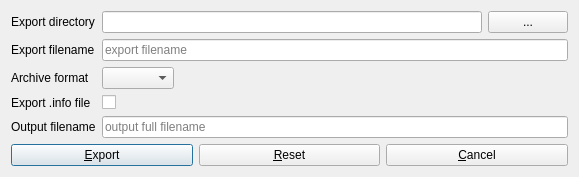
Old version of the form src/ui/DBExportDialog.ui in the repository wnt-zhp/zarlock-cpp.
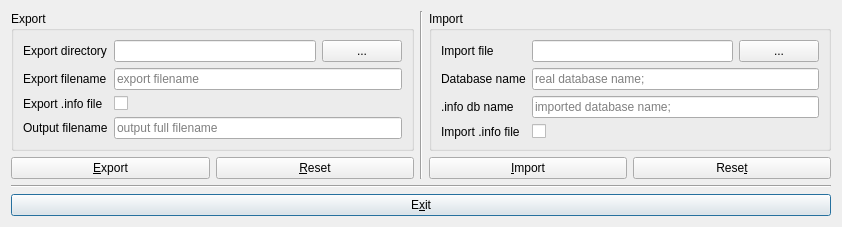
New version of the form.

Commit message: Database Import/Export to/from Zarlok Archive (custom archive format, based on zlib but not openable by external applications) implemented.

The edit to the form file:
```diff
--- a/src/ui/DBExportDialog.ui
+++ b/src/ui/DBExportDialog.ui
@@ -6,13 +6,29 @@
    <rect>
     <x>0</x>
     <y>0</y>
-    <width>579</width>
-    <height>164</height>
+    <width>842</width>
+    <height>213</height>
    </rect>
   </property>
   <property name="windowTitle">
    <string>Database Export Dialog</string>
   </property>
+  <layout class="QGridLayout" name="gridLayout">
+   <item row="3" column="0" colspan="3">
+    <widget class="QPushButton" name="push_exit">
+     <property name="toolTip">
+      <string>Cancel export and back to program</string>
+     </property>
+     <property name="text">
+      <string>E&amp;xit</string>
+     </property>
+    </widget>
+   </item>
+   <item row="0" column="0">
+    <widget class="QGroupBox" name="exp_groupBox">
+     <property name="title">
+      <string>Export</string>
+     </property>
   <layout class="QFormLayout" name="formLayout">
    <property name="fieldGrowthPolicy">
     <enum>QFormLayout::ExpandingFieldsGrow</enum>
@@ -24,6 +40,20 @@
      </property>
     </widget>
    </item>
+      <item row="0" column="1">
+       <layout class="QHBoxLayout" name="exp_horizontalLayout_dir">
+        <item>
+         <widget class="QLineEdit" name="exp_line_dir"/>
+        </item>
+        <item>
+         <widget class="QPushButton" name="exp_push_dir">
+          <property name="text">
+           <string>...</string>
+          </property>
+         </widget>
+        </item>
+       </layout>
+      </item>
    <item row="1" column="0">
     <widget class="QLabel" name="label_filename">
      <property name="text">
@@ -42,28 +72,14 @@
     </widget>
    </item>
    <item row="2" column="0">
-    <widget class="QLabel" name="label_format">
-     <property name="text">
-      <string>Archive format</string>
-     </property>
-    </widget>
-   </item>
-   <item row="2" column="1">
-    <widget class="QComboBox" name="cb_format">
-     <property name="toolTip">
-      <string>Archive format for exported database file.</string>
-     </property>
-    </widget>
-   </item>
-   <item row="3" column="0">
-    <widget class="QLabel" name="label_info">
+       <widget class="QLabel" name="exp_label_info">
      <property name="text">
       <string>Export .info file</string>
      </property>
     </widget>
    </item>
-   <item row="3" column="1">
-    <widget class="QCheckBox" name="chb_info">
+      <item row="2" column="1">
+       <widget class="QCheckBox" name="exp_chb_info">
      <property name="toolTip">
       <string>Export INFO file together with database file. This option is available only if database is exported to archive.</string>
      </property>
@@ -72,15 +88,15 @@
      </property>
     </widget>
    </item>
-   <item row="4" column="0">
-    <widget class="QLabel" name="label_output">
+      <item row="3" column="0">
+       <widget class="QLabel" name="exp_label_output">
      <property name="text">
       <string>Output filename</string>
      </property>
     </widget>
    </item>
-   <item row="4" column="1">
-    <widget class="QLineEdit" name="line_output">
+      <item row="3" column="1">
+       <widget class="QLineEdit" name="exp_line_output">
      <property name="toolTip">
       <string>Displays final export file name.</string>
      </property>
@@ -92,10 +108,110 @@
      </property>
     </widget>
    </item>
-   <item row="5" column="0" colspan="2">
-    <layout class="QHBoxLayout" name="horizontalLayout">
+     </layout>
+     <zorder>exp_label_dir</zorder>
+     <zorder>exp_label_dir</zorder>
+     <zorder></zorder>
+     <zorder>exp_label_filename</zorder>
+     <zorder>exp_line_filename</zorder>
+     <zorder>exp_label_info</zorder>
+     <zorder>exp_chb_info</zorder>
+     <zorder>exp_label_output</zorder>
+     <zorder>exp_line_output</zorder>
+    </widget>
+   </item>
+   <item row="0" column="1" rowspan="2">
+    <widget class="Line" name="line_v">
+     <property name="orientation">
+      <enum>Qt::Vertical</enum>
+     </property>
+    </widget>
+   </item>
+   <item row="0" column="2">
+    <widget class="QGroupBox" name="imp_groupBox">
+     <property name="title">
+      <string>Import</string>
+     </property>
+     <layout class="QFormLayout" name="formLayout_2">
+      <property name="fieldGrowthPolicy">
+       <enum>QFormLayout::ExpandingFieldsGrow</enum>
+      </property>
+      <item row="0" column="0">
+       <widget class="QLabel" name="imp_label_file">
+        <property name="text">
+         <string>Import file</string>
+        </property>
+       </widget>
+      </item>
+      <item row="0" column="1">
+       <layout class="QHBoxLayout" name="imp_horizontalLayout_file">
      <item>
-      <widget class="QPushButton" name="push_export">
+         <widget class="QLineEdit" name="imp_line_file"/>
+        </item>
+        <item>
+         <widget class="QPushButton" name="imp_push_file">
+          <property name="text">
+           <string>...</string>
+          </property>
+         </widget>
+        </item>
+       </layout>
+      </item>
+      <item row="1" column="0">
+       <widget class="QLabel" name="imp_label_dbname">
+        <property name="text">
+         <string>Database name</string>
+        </property>
+       </widget>
+      </item>
+      <item row="2" column="0">
+       <widget class="QLabel" name="imp_label_infoname">
+        <property name="text">
+         <string>.info db name</string>
+        </property>
+       </widget>
+      </item>
+      <item row="1" column="1">
+       <widget class="QLineEdit" name="imp_line_dbname">
+        <property name="readOnly">
+         <bool>true</bool>
+        </property>
+        <property name="placeholderText">
+         <string>real database name; </string>
+        </property>
+       </widget>
+      </item>
+      <item row="2" column="1">
+       <widget class="QLineEdit" name="imp_line_infoname">
+        <property name="readOnly">
+         <bool>true</bool>
+        </property>
+        <property name="placeholderText">
+         <string>imported database name; </string>
+        </property>
+       </widget>
+      </item>
+      <item row="3" column="0">
+       <widget class="QLabel" name="imp_label_info">
+        <property name="text">
+         <string>Import .info file</string>
+        </property>
+       </widget>
+      </item>
+      <item row="3" column="1">
+       <widget class="QCheckBox" name="imp_chb_info">
+        <property name="text">
+         <string/>
+        </property>
+       </widget>
+      </item>
+     </layout>
+    </widget>
+   </item>
+   <item row="1" column="0">
+    <layout class="QHBoxLayout" name="exp_horizontalLayout_buttons">
+     <item>
+      <widget class="QPushButton" name="exp_push_export">
        <property name="toolTip">
         <string>Export database to given file</string>
        </property>
@@ -105,7 +221,7 @@
       </widget>
      </item>
      <item>
-      <widget class="QPushButton" name="push_reset">
+      <widget class="QPushButton" name="exp_push_reset">
        <property name="toolTip">
         <string>Reset to default settings</string>
        </property>
@@ -114,32 +230,33 @@
        </property>
       </widget>
      </item>
+    </layout>
+   </item>
+   <item row="1" column="2">
+    <layout class="QHBoxLayout" name="imp_horizontalLayout_buttons">
      <item>
-      <widget class="QPushButton" name="push_cancel">
-       <property name="toolTip">
-        <string>Cancel export and back to program</string>
-       </property>
+      <widget class="QPushButton" name="imp_push_import">
        <property name="text">
-        <string>&amp;Cancel</string>
+        <string>&amp;Import</string>
        </property>
       </widget>
      </item>
-    </layout>
-   </item>
-   <item row="0" column="1">
-    <layout class="QHBoxLayout" name="horizontalLayout_3">
      <item>
-      <widget class="QLineEdit" name="line_dir"/>
-     </item>
-     <item>
-      <widget class="QPushButton" name="push_dir">
+      <widget class="QPushButton" name="imp_push_reset">
        <property name="text">
-        <string>...</string>
+        <string>Rese&amp;t</string>
        </property>
       </widget>
      </item>
     </layout>
    </item>
+   <item row="2" column="0" colspan="3">
+    <widget class="Line" name="line_cancel">
+     <property name="orientation">
+      <enum>Qt::Horizontal</enum>
+     </property>
+    </widget>
+   </item>
   </layout>
  </widget>
  <tabstops>
```
Left out of the diff: 31 changed lines with no effect on the pictures. Lines whose indentation alone changed are shown as unchanged. The commit also changes 4 other files.
